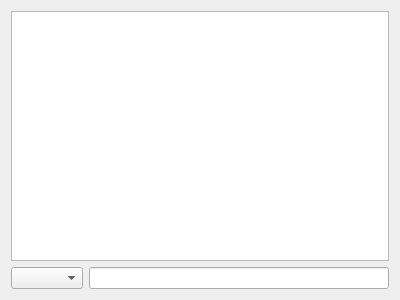
Old version of the form gui/loggerwidget.ui in the repository yshao/weathergit.
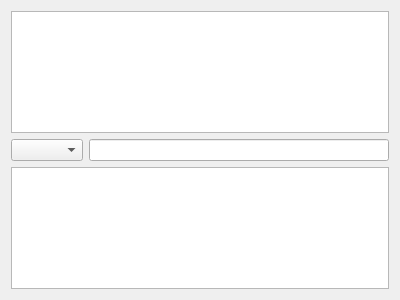
New version of the form.

Commit message: Update adding external user command console

Patch:
```diff
--- a/gui/loggerwidget.ui
+++ b/gui/loggerwidget.ui
@@ -23,6 +23,9 @@
    <item row="0" column="0" colspan="2">
     <widget class="QTextBrowser" name="outLogger"/>
    </item>
+   <item row="2" column="0" colspan="2">
+    <widget class="QTextBrowser" name="outResult"/>
+   </item>
   </layout>
  </widget>
  <resources/>
```
The commit also changes 1 other file.
